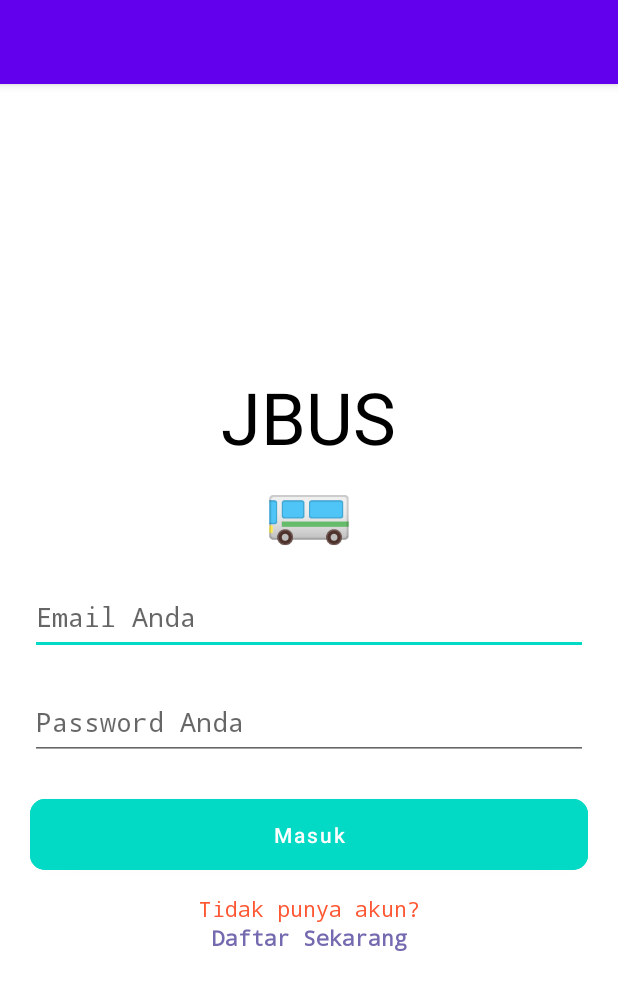
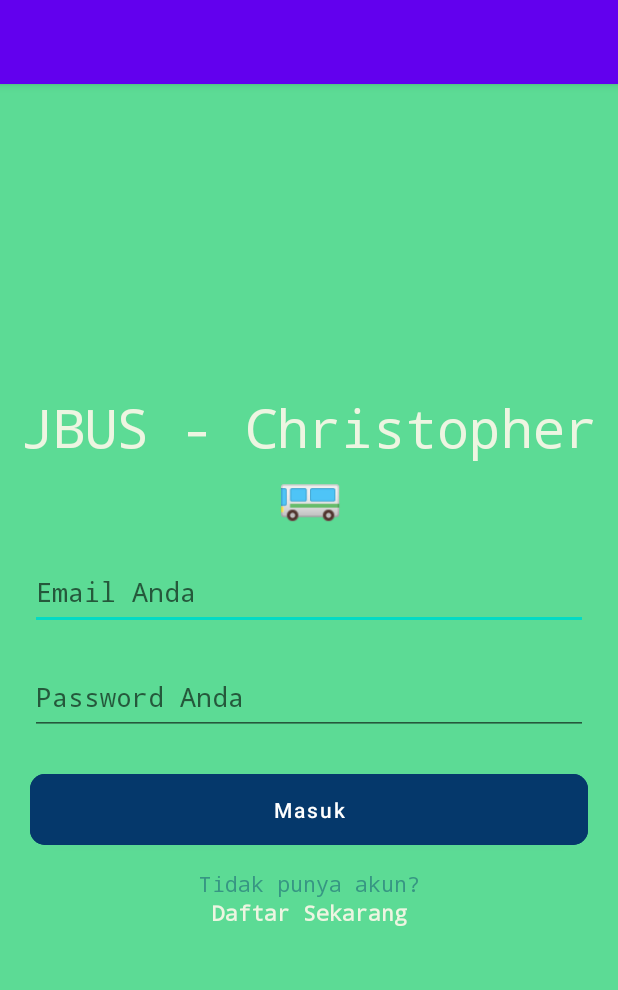
Before and after one commit to XVORD/JBus-android, an Android app: the LoginActivity screen opened directly, with no data from a screen before it, on a phone screen of 412 x 824 dp. Shown: the top 990 px of the screen. Run offline under Robolectric (Android 15) with nearby library versions, the phone set to English and light mode, and no system bars.

Commit message:
TP08 - Menyelesaikan TP Modul 8

```diff
--- a/app/src/main/res/layout/activity_login.xml
+++ b/app/src/main/res/layout/activity_login.xml
@@ -5,6 +5,7 @@
     xmlns:tools="http://schemas.android.com/tools"
     android:layout_width="match_parent"
     android:layout_height="match_parent"
+    android:background="#5CDB95"
     tools:context=".LoginActivity"
     android:gravity="center"
     android:orientation="vertical">
@@ -13,9 +14,10 @@
         android:layout_width="wrap_content"
         android:layout_height="wrap_content"
         android:gravity="center"
-        android:text="JBUS\n🚌"
-        android:textSize="48sp"
-        android:textColor="@color/black" />
+        android:fontFamily="monospace"
+        android:text="JBUS - Christopher\n🚌"
+        android:textSize="35sp"
+        android:textColor="#EDF5E1" />
     <LinearLayout
         android:id="@+id/login_form"
         android:layout_width="match_parent"
@@ -52,7 +54,7 @@
             android:textAllCaps="false"
             app:cornerRadius="10dp"
             android:textColor="@color/white"
-            android:backgroundTint="@color/teal_200" />
+            android:backgroundTint="#05386B" />
 
         <TextView
             android:layout_width="match_parent"
@@ -63,7 +65,7 @@
             android:paddingTop="10dp"
             android:text="Tidak punya akun?"
             android:textAlignment="center"
-            android:textColor="#FF5733" />
+            android:textColor="#379683" />
 
         <TextView
             android:id="@+id/daftar_sekarang"
@@ -72,11 +74,12 @@
             android:layout_marginHorizontal="20dp"
             android:fontFamily="monospace"
             android:gravity="center"
+            android:backgroundcolor="#05696B"
             android:paddingHorizontal="16dp"
             android:text="Daftar Sekarang"
             android:textAlignment="center"
             android:textAllCaps="false"
-            android:textColor="#746AB0"
+            android:textColor="#EDF5E1"
             android:textStyle="bold" />
     </LinearLayout>
 </LinearLayout>
```
